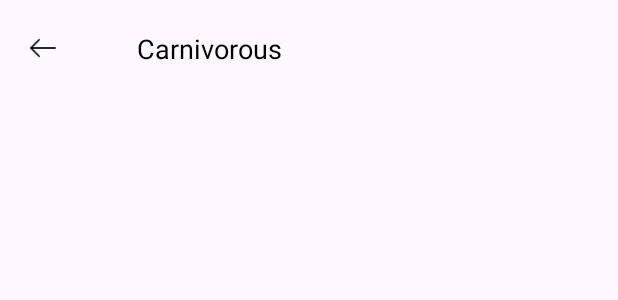
After one commit to MusaHesenov/Kids-App, an Android app: the layout fragment_carnivorous.xml on its own in the app's theme, with its tools: preview values and no code run, on a phone screen of 412 x 824 dp. The commit adds this screen. Shown: the top 300 px of the screen. Run offline under Robolectric (Android 15) with nearby library versions, the phone set to English and light mode, and no system bars.

Commit message:
adapters and fragments

```diff
--- a/app/src/main/java/com/example/kidsapp/fragments/CategoryFragment.kt
+++ b/app/src/main/java/com/example/kidsapp/fragments/CategoryFragment.kt
@@ -49,7 +49,12 @@ class CategoryFragment: Fragment(R.layout.fragment_category) {
         categoryAdapter.onClick = { category ->
             when (category.categoryName) {
                 "Numbers" -> findNavController().navigate(R.id.action_categoryFragment_to_numberFragment)
+            }
+        }
 
+        categoryAdapter.onClick = {category ->
+            when(category.categoryName) {
+                "animals" -> findNavController().navigate(R.id.action_homeFragment_to_categoryFragment)
             }
         }
 
--- a/app/src/main/res/layout/fragment_animals.xml
+++ b/app/src/main/res/layout/fragment_animal_category.xml
@@ -1,12 +1,12 @@
-<?xml version="1.0" encoding="utf-8"?>
 <androidx.constraintlayout.widget.ConstraintLayout xmlns:android="http://schemas.android.com/apk/res/android"
     xmlns:app="http://schemas.android.com/apk/res-auto"
     android:layout_width="match_parent"
     android:layout_height="match_parent">
 
     <androidx.recyclerview.widget.RecyclerView
+        android:id="@+id/animalCategoryRv"
         android:layout_width="match_parent"
-        android:layout_height="wrap_content"
+        android:layout_height="match_parent"
         app:layout_constraintEnd_toEndOf="parent"
         app:layout_constraintStart_toStartOf="parent"
         app:layout_constraintTop_toTopOf="parent" />
--- /dev/null
+++ b/app/src/main/res/layout/fragment_carnivorous.xml
@@ -0,0 +1,53 @@
+<androidx.constraintlayout.widget.ConstraintLayout xmlns:android="http://schemas.android.com/apk/res/android"
+    xmlns:app="http://schemas.android.com/apk/res-auto"
+    android:layout_width="match_parent"
+    android:layout_height="match_parent">
+
+    <androidx.appcompat.widget.Toolbar
+        android:id="@+id/toolbarCarnivorous"
+        android:layout_width="0dp"
+        android:layout_height="wrap_content"
+        app:layout_constraintEnd_toEndOf="parent"
+        app:layout_constraintStart_toStartOf="parent"
+        app:layout_constraintTop_toTopOf="parent">
+
+        <androidx.constraintlayout.widget.ConstraintLayout
+            android:layout_width="match_parent"
+            android:layout_height="match_parent">
+
+            <ImageView
+                android:id="@+id/carnivorousBack"
+                android:layout_width="25dp"
+                android:layout_height="25dp"
+                android:src="@drawable/ic_back"
+                android:scaleType="centerInside"
+                app:layout_constraintBottom_toBottomOf="parent"
+                app:layout_constraintStart_toStartOf="parent"
+                app:layout_constraintTop_toTopOf="parent" />
+
+
+            <TextView
+                android:id="@+id/carnivorousText"
+                android:layout_width="wrap_content"
+                android:layout_height="wrap_content"
+                android:layout_marginStart="50dp"
+                android:text="Carnivorous"
+                android:textSize="18sp"
+                android:textColor="@color/black"
+                app:layout_constraintBottom_toBottomOf="@+id/carnivorousBack"
+                app:layout_constraintStart_toEndOf="@id/carnivorousBack"
+                app:layout_constraintTop_toTopOf="@+id/carnivorousBack" />
+
+        </androidx.constraintlayout.widget.ConstraintLayout>
+    </androidx.appcompat.widget.Toolbar>
+
+    <androidx.recyclerview.widget.RecyclerView
+        android:id="@+id/carnivorousRv"
+        android:layout_width="match_parent"
+        android:layout_height="match_parent"
+        android:layout_marginTop="100dp"
+        app:layout_constraintEnd_toEndOf="parent"
+        app:layout_constraintStart_toStartOf="parent"
+        app:layout_constraintTop_toBottomOf="@id/toolbarCarnivorous" />
+
+</androidx.constraintlayout.widget.ConstraintLayout>
```
Also changed, not shown: app/src/main/java/com/example/kidsapp/adapters/AnimalsCategoryAdapter.kt (added, +45 -0 lines), app/src/main/java/com/example/kidsapp/adapters/CarnivorousAdapter.kt (added, +47 -0 lines), app/src/main/java/com/example/kidsapp/adapters/HerbivorousAdapter.kt (added, +48 -0 lines), app/src/main/java/com/example/kidsapp/adapters/OmnivorousAdapter.kt (added, +48 -0 lines), app/src/main/java/com/example/kidsapp/data/AnimalCategory.kt (added, +8 -0 lines), app/src/main/java/com/example/kidsapp/fragments/AnimalCategoryFragment.kt (added, +27 -0 lines), app/src/main/java/com/example/kidsapp/fragments/CarnivorousFragment.kt (added, +44 -0 lines), app/src/main/java/com/example/kidsapp/fragments/HerbivorousFragment.kt (added, +43 -0 lines), app/src/main/java/com/example/kidsapp/fragments/OmnivorousFragment.kt (added, +44 -0 lines), app/src/main/res/layout/animal_category_rv.xml (added, +30 -0 lines), app/src/main/res/layout/fragment_herbivorous.xml (added, +53 -0 lines), app/src/main/res/layout/fragment_omnivorous.xml (added, +52 -0 lines).
